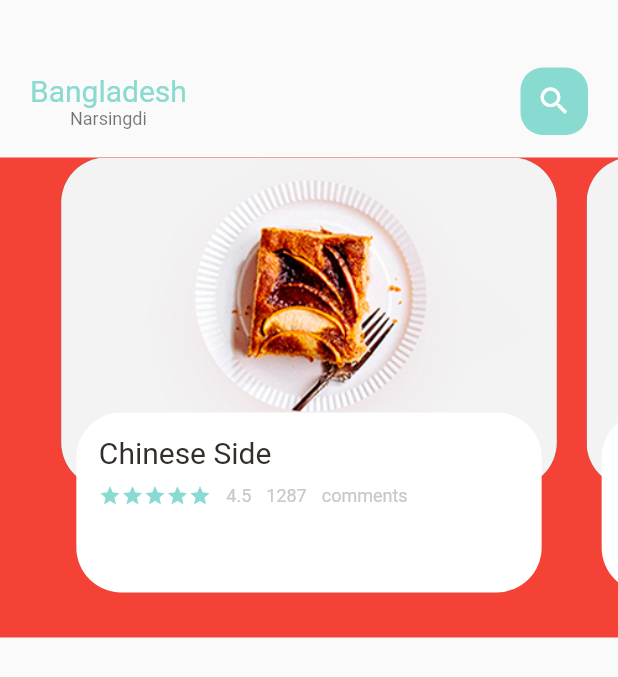
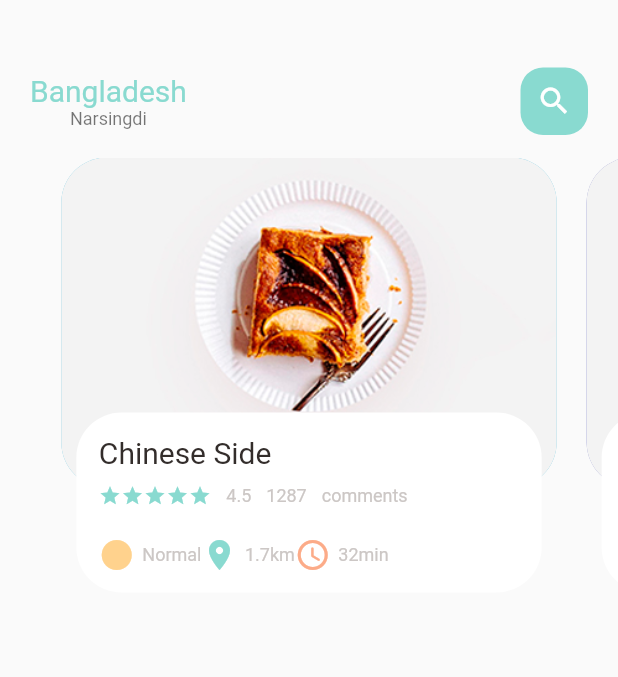
Before and after one commit to mahershmesa/food-delivery, a Flutter app: the MainFoodPage screen opened directly, on a phone screen of 412 x 824 dp. Shown: the top 677 px of the screen. Run offline on Flutter 3.47's test engine with Material 2 defaults, Android fonts, the phone set to English and light mode, and no system bars.

Commit message:
add file icon and text

```diff
--- a/lib/home/food_page_body.dart
+++ b/lib/home/food_page_body.dart
@@ -1,6 +1,7 @@
 import 'package:flutter/material.dart';
 import 'package:flutter_food_delivery/utils/colors.dart';
 import 'package:flutter_food_delivery/widgets/big_text.dart';
+import 'package:flutter_food_delivery/widgets/icon_and_text_widget.dart';
 import 'package:flutter_food_delivery/widgets/small_text.dart';
 
 class FoodPageBody extends StatefulWidget {
@@ -16,7 +17,7 @@
   @override
   Widget build(BuildContext context) {
     return Container(
-      color: Colors.red,
+      //color: Colors.red,
       height: 320,
       child: PageView.builder(
         controller: pageController,
@@ -77,7 +78,18 @@
             SizedBox(height: 20,),
             Row(
               children: [
-
+                IconAndTextWidget(icon: Icons.circle_sharp,
+                  text: "Normal",
+                  iconColor: AppColors.iconColor1
+                  ),
+                  IconAndTextWidget(icon: Icons.location_on,
+                  text: "1.7km",
+                  iconColor: AppColors.mainColor
+                  ),
+                  IconAndTextWidget(icon: Icons.access_time_rounded,
+                  text: "32min",
+                  iconColor: AppColors.iconColor2
+                  ),
               ],
             ),
           ],
--- a/lib/widgets/icon_and_text_widget.dart
+++ b/lib/widgets/icon_and_text_widget.dart
@@ -0,0 +1,23 @@
+import 'package:flutter/cupertino.dart';
+import 'package:flutter_food_delivery/widgets/small_text.dart';
+
+class IconAndTextWidget extends StatelessWidget {
+  const IconAndTextWidget({ Key? key,
+  required this.icon,
+  required this.text,
+    required this.iconColor
+  }) : super(key: key);
+final IconData icon;
+final String text;
+final Color iconColor;
+  @override
+  Widget build(BuildContext context) {
+    return Row(
+      children: [
+        Icon(icon,color: iconColor,),
+        SizedBox(width: 5,),
+        SmallText(text: text,),
+      ],
+    );
+  }
+}
```
